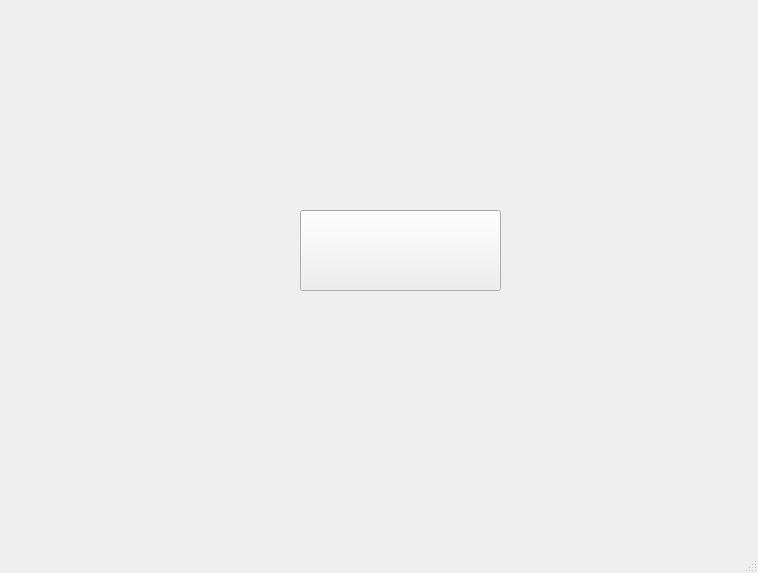
Qt form cutie/ui/CpWindow.ui (kvakazabra/cutieproxy) before a commit.
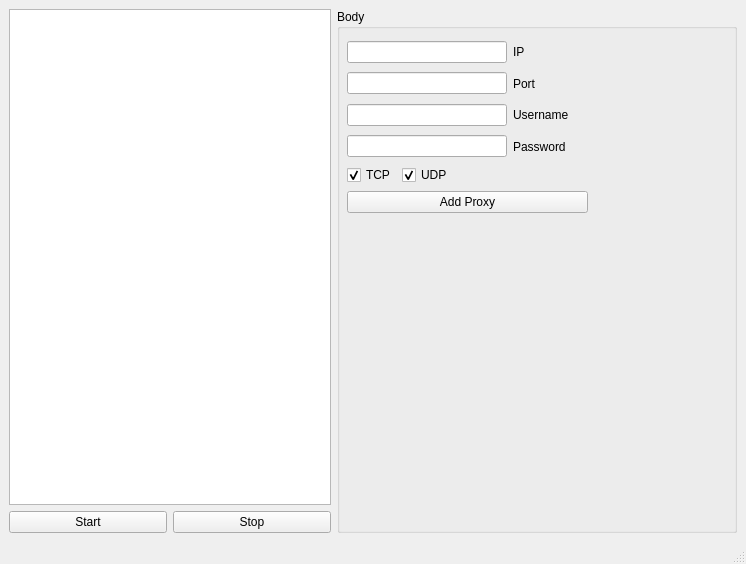
The same form after that commit.

```diff
--- a/cutie/ui/CpWindow.ui
+++ b/cutie/ui/CpWindow.ui
@@ -6,27 +6,210 @@
    <rect>
     <x>0</x>
     <y>0</y>
-    <width>758</width>
-    <height>573</height>
+    <width>746</width>
+    <height>564</height>
    </rect>
   </property>
   <property name="windowTitle">
    <string>MainWindow</string>
   </property>
   <widget class="QWidget" name="centralwidget">
-   <widget class="QPushButton" name="pushButton">
-    <property name="geometry">
-     <rect>
-      <x>300</x>
-      <y>210</y>
-      <width>201</width>
-      <height>81</height>
-     </rect>
-    </property>
-    <property name="text">
-     <string/>
-    </property>
-   </widget>
+   <layout class="QHBoxLayout" name="horizontalLayout_3">
+    <item>
+     <layout class="QHBoxLayout" name="horizontalLayout_2">
+      <item>
+       <layout class="QVBoxLayout" name="verticalLayout">
+        <item>
+         <widget class="QListWidget" name="proxyList"/>
+        </item>
+        <item>
+         <layout class="QHBoxLayout" name="horizontalLayout">
+          <item>
+           <widget class="QPushButton" name="startButton">
+            <property name="text">
+             <string>Start</string>
+            </property>
+           </widget>
+          </item>
+          <item>
+           <widget class="QPushButton" name="stopButton">
+            <property name="text">
+             <string>Stop</string>
+            </property>
+           </widget>
+          </item>
+         </layout>
+        </item>
+       </layout>
+      </item>
+      <item>
+       <widget class="QGroupBox" name="groupBox">
+        <property name="minimumSize">
+         <size>
+          <width>400</width>
+          <height>0</height>
+         </size>
+        </property>
+        <property name="title">
+         <string>Body</string>
+        </property>
+        <widget class="QWidget" name="">
+         <property name="geometry">
+          <rect>
+           <x>10</x>
+           <y>30</y>
+           <width>241</width>
+           <height>174</height>
+          </rect>
+         </property>
+         <layout class="QVBoxLayout" name="verticalLayout_2">
+          <item>
+           <layout class="QHBoxLayout" name="horizontalLayout_4">
+            <item>
+             <widget class="QLineEdit" name="ipLineEdit">
+              <property name="maximumSize">
+               <size>
+                <width>160</width>
+                <height>16777215</height>
+               </size>
+              </property>
+             </widget>
+            </item>
+            <item>
+             <widget class="QLabel" name="ipLabel">
+              <property name="text">
+               <string>IP</string>
+              </property>
+             </widget>
+            </item>
+           </layout>
+          </item>
+          <item>
+           <layout class="QHBoxLayout" name="horizontalLayout_5">
+            <item>
+             <widget class="QLineEdit" name="portLineEdit">
+              <property name="maximumSize">
+               <size>
+                <width>160</width>
+                <height>16777215</height>
+               </size>
+              </property>
+             </widget>
+            </item>
+            <item>
+             <widget class="QLabel" name="portLabel">
+              <property name="text">
+               <string>Port</string>
+              </property>
+             </widget>
+            </item>
+           </layout>
+          </item>
+          <item>
+           <layout class="QHBoxLayout" name="horizontalLayout_6">
+            <item>
+             <widget class="QLineEdit" name="usernameLineEdit">
+              <property name="maximumSize">
+               <size>
+                <width>160</width>
+                <height>16777215</height>
+               </size>
+              </property>
+             </widget>
+            </item>
+            <item>
+             <widget class="QLabel" name="usernameLabel">
+              <property name="text">
+               <string>Username</string>
+              </property>
+             </widget>
+            </item>
+           </layout>
+          </item>
+          <item>
+           <layout class="QHBoxLayout" name="horizontalLayout_7">
+            <item>
+             <widget class="QLineEdit" name="passwordLineEdit">
+              <property name="maximumSize">
+               <size>
+                <width>160</width>
+                <height>16777215</height>
+               </size>
+              </property>
+             </widget>
+            </item>
+            <item>
+             <widget class="QLabel" name="passwordLabel">
+              <property name="text">
+               <string>Password</string>
+              </property>
+             </widget>
+            </item>
+           </layout>
+          </item>
+          <item>
+           <layout class="QHBoxLayout" name="horizontalLayout_8">
+            <item>
+             <widget class="QCheckBox" name="tcpCheckbox">
+              <property name="maximumSize">
+               <size>
+                <width>80</width>
+                <height>16777215</height>
+               </size>
+              </property>
+              <property name="text">
+               <string>TCP</string>
+              </property>
+              <property name="checked">
+               <bool>true</bool>
+              </property>
+             </widget>
+            </item>
+            <item>
+             <widget class="QCheckBox" name="udpCheckbox">
+              <property name="maximumSize">
+               <size>
+                <width>80</width>
+                <height>16777215</height>
+               </size>
+              </property>
+              <property name="text">
+               <string>UDP</string>
+              </property>
+              <property name="checked">
+               <bool>true</bool>
+              </property>
+             </widget>
+            </item>
+            <item>
+             <spacer name="horizontalSpacer">
+              <property name="orientation">
+               <enum>Qt::Orientation::Horizontal</enum>
+              </property>
+              <property name="sizeHint" stdset="0">
+               <size>
+                <width>40</width>
+                <height>20</height>
+               </size>
+              </property>
+             </spacer>
+            </item>
+           </layout>
+          </item>
+          <item>
+           <widget class="QPushButton" name="addProxyButton">
+            <property name="text">
+             <string>Add Proxy</string>
+            </property>
+           </widget>
+          </item>
+         </layout>
+        </widget>
+       </widget>
+      </item>
+     </layout>
+    </item>
+   </layout>
   </widget>
   <widget class="QMenuBar" name="menubar">
    <property name="geometry">
```
Left out of the diff: 2 changed lines with no effect on the pictures.
